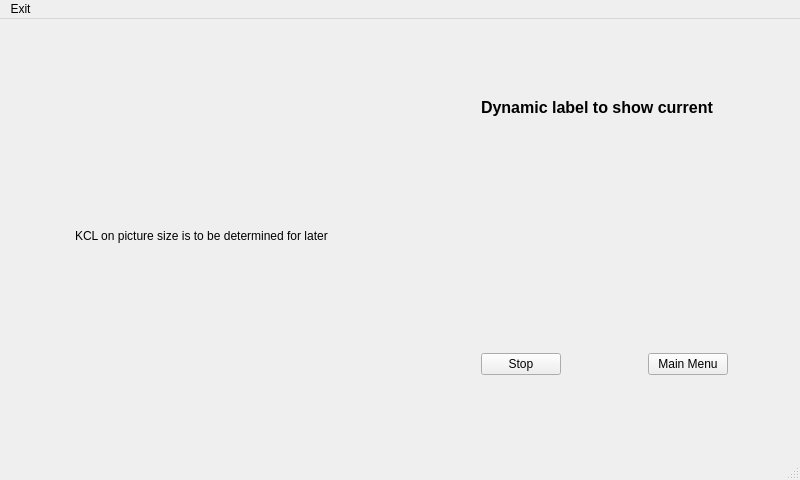
Above: gui.ui from IanShearer/IEEE_water_project before the change. Below: the same form after it.
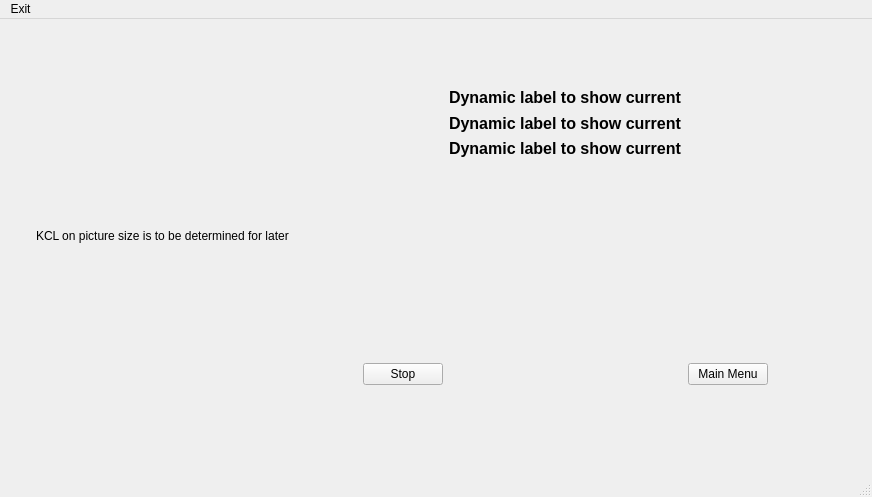
That is the form after the change. The open tabs and pages were chosen to show the change.

```diff
--- a/gui.ui
+++ b/gui.ui
@@ -6,8 +6,8 @@
    <rect>
     <x>0</x>
     <y>0</y>
-    <width>800</width>
-    <height>480</height>
+    <width>872</width>
+    <height>497</height>
    </rect>
   </property>
   <property name="windowTitle">
@@ -734,79 +734,14 @@
        </item>
        <item row="0" column="1">
         <layout class="QGridLayout" name="gridLayout_13">
-         <item row="0" column="2">
-          <spacer name="verticalSpacer_28">
-           <property name="orientation">
-            <enum>Qt::Vertical</enum>
-           </property>
-           <property name="sizeHint" stdset="0">
-            <size>
-             <width>20</width>
-             <height>40</height>
-            </size>
-           </property>
-          </spacer>
-         </item>
-         <item row="1" column="0">
-          <spacer name="horizontalSpacer_29">
-           <property name="orientation">
-            <enum>Qt::Horizontal</enum>
-           </property>
-           <property name="sizeHint" stdset="0">
-            <size>
-             <width>40</width>
-             <height>20</height>
-            </size>
-           </property>
-          </spacer>
-         </item>
-         <item row="1" column="1" colspan="3">
-          <widget class="QLabel" name="Dynamic_current_KCL">
+         <item row="2" column="2">
+          <widget class="QLabel" name="Dynamic_current_KCL_2">
            <property name="text">
             <string>&lt;html&gt;&lt;head/&gt;&lt;body&gt;&lt;p&gt;&lt;span style=&quot; font-size:12pt; font-weight:600;&quot;&gt;Dynamic label to show current&lt;/span&gt;&lt;/p&gt;&lt;/body&gt;&lt;/html&gt;</string>
            </property>
           </widget>
          </item>
-         <item row="1" column="4">
-          <spacer name="horizontalSpacer_30">
-           <property name="orientation">
-            <enum>Qt::Horizontal</enum>
-           </property>
-           <property name="sizeHint" stdset="0">
-            <size>
-             <width>40</width>
-             <height>20</height>
-            </size>
-           </property>
-          </spacer>
-         </item>
-         <item row="2" column="2">
-          <spacer name="verticalSpacer_29">
-           <property name="orientation">
-            <enum>Qt::Vertical</enum>
-           </property>
-           <property name="sizeHint" stdset="0">
-            <size>
-             <width>20</width>
-             <height>40</height>
-            </size>
-           </property>
-          </spacer>
-         </item>
-         <item row="3" column="2">
-          <spacer name="verticalSpacer_30">
-           <property name="orientation">
-            <enum>Qt::Vertical</enum>
-           </property>
-           <property name="sizeHint" stdset="0">
-            <size>
-             <width>20</width>
-             <height>40</height>
-            </size>
-           </property>
-          </spacer>
-         </item>
-         <item row="4" column="2">
+         <item row="6" column="2">
           <spacer name="verticalSpacer_31">
            <property name="orientation">
             <enum>Qt::Vertical</enum>
@@ -819,8 +754,8 @@
            </property>
           </spacer>
          </item>
-         <item row="5" column="0">
-          <spacer name="horizontalSpacer_31">
+         <item row="7" column="4">
+          <spacer name="horizontalSpacer_32">
            <property name="orientation">
             <enum>Qt::Horizontal</enum>
            </property>
@@ -832,14 +767,7 @@
            </property>
           </spacer>
          </item>
-         <item row="5" column="1">
-          <widget class="QPushButton" name="Stop_KCL">
-           <property name="text">
-            <string>Stop</string>
-           </property>
-          </widget>
-         </item>
-         <item row="5" column="2">
+         <item row="7" column="2">
           <spacer name="horizontalSpacer_45">
            <property name="orientation">
             <enum>Qt::Horizontal</enum>
@@ -852,27 +780,27 @@
            </property>
           </spacer>
          </item>
-         <item row="5" column="3">
+         <item row="4" column="2">
+          <spacer name="verticalSpacer_29">
+           <property name="orientation">
+            <enum>Qt::Vertical</enum>
+           </property>
+           <property name="sizeHint" stdset="0">
+            <size>
+             <width>20</width>
+             <height>40</height>
+            </size>
+           </property>
+          </spacer>
+         </item>
+         <item row="7" column="3">
           <widget class="QPushButton" name="Main_Menu_KCL_On">
            <property name="text">
             <string>Main Menu</string>
            </property>
           </widget>
          </item>
-         <item row="5" column="4">
-          <spacer name="horizontalSpacer_32">
-           <property name="orientation">
-            <enum>Qt::Horizontal</enum>
-           </property>
-           <property name="sizeHint" stdset="0">
-            <size>
-             <width>40</width>
-             <height>20</height>
-            </size>
-           </property>
-          </spacer>
-         </item>
-         <item row="6" column="2">
+         <item row="8" column="2">
           <spacer name="verticalSpacer_32">
            <property name="orientation">
             <enum>Qt::Vertical</enum>
@@ -885,6 +813,92 @@
            </property>
           </spacer>
          </item>
+         <item row="1" column="4">
+          <spacer name="horizontalSpacer_30">
+           <property name="orientation">
+            <enum>Qt::Horizontal</enum>
+           </property>
+           <property name="sizeHint" stdset="0">
+            <size>
+             <width>40</width>
+             <height>20</height>
+            </size>
+           </property>
+          </spacer>
+         </item>
+         <item row="0" column="2">
+          <spacer name="verticalSpacer_28">
+           <property name="orientation">
+            <enum>Qt::Vertical</enum>
+           </property>
+           <property name="sizeHint" stdset="0">
+            <size>
+             <width>20</width>
+             <height>40</height>
+            </size>
+           </property>
+          </spacer>
+         </item>
+         <item row="5" column="2">
+          <spacer name="verticalSpacer_30">
+           <property name="orientation">
+            <enum>Qt::Vertical</enum>
+           </property>
+           <property name="sizeHint" stdset="0">
+            <size>
+             <width>20</width>
+             <height>40</height>
+            </size>
+           </property>
+          </spacer>
+         </item>
+         <item row="1" column="0">
+          <spacer name="horizontalSpacer_29">
+           <property name="orientation">
+            <enum>Qt::Horizontal</enum>
+           </property>
+           <property name="sizeHint" stdset="0">
+            <size>
+             <width>40</width>
+             <height>20</height>
+            </size>
+           </property>
+          </spacer>
+         </item>
+         <item row="7" column="0">
+          <spacer name="horizontalSpacer_31">
+           <property name="orientation">
+            <enum>Qt::Horizontal</enum>
+           </property>
+           <property name="sizeHint" stdset="0">
+            <size>
+             <width>40</width>
+             <height>20</height>
+            </size>
+           </property>
+          </spacer>
+         </item>
+         <item row="7" column="1">
+          <widget class="QPushButton" name="Stop_KCL">
+           <property name="text">
+            <string>Stop</string>
+           </property>
+          </widget>
+         </item>
+         <item row="1" column="2">
+          <widget class="QLabel" name="Dynamic_current_KCL">
+           <property name="text">
+            <string>&lt;html&gt;&lt;head/&gt;&lt;body&gt;&lt;p&gt;&lt;span style=&quot; font-size:12pt; font-weight:600;&quot;&gt;Dynamic label to show current&lt;/span&gt;&lt;/p&gt;&lt;/body&gt;&lt;/html&gt;</string>
+           </property>
+          </widget>
+         </item>
+         <item row="3" column="2">
+          <widget class="QLabel" name="Dynamic_current_KCL_3">
+           <property name="text">
+            <string>&lt;html&gt;&lt;head/&gt;&lt;body&gt;&lt;p&gt;&lt;span style=&quot; font-size:12pt; font-weight:600;&quot;&gt;Dynamic label to show current&lt;/span&gt;&lt;/p&gt;&lt;/body&gt;&lt;/html&gt;</string>
+           </property>
+          </widget>
+         </item>
         </layout>
        </item>
       </layout>
@@ -1655,7 +1669,7 @@
     <rect>
      <x>0</x>
      <y>0</y>
-     <width>800</width>
+     <width>872</width>
      <height>21</height>
     </rect>
    </property>
```
Left out of the diff: 169 changed lines with no effect on the pictures.
